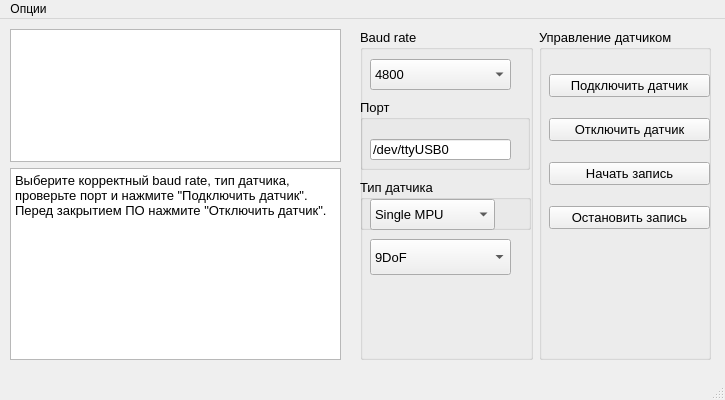
First picture: the form in utils/GUI/app.ui, repository kirilltarasov99/witmotionconnect, before the edit.
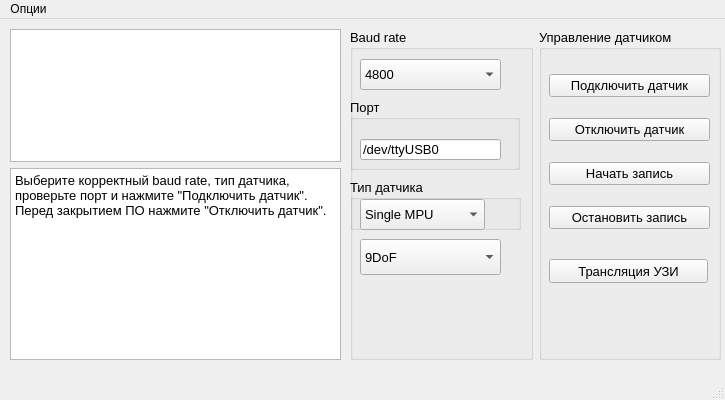
Second picture: the form after the edit.

Commit message: added videocap livestream viewing feature

The edit to the form file:
```diff
--- a/utils/GUI/app.ui
+++ b/utils/GUI/app.ui
@@ -29,9 +29,9 @@
    <widget class="QWidget" name="layoutWidget">
     <property name="geometry">
      <rect>
-      <x>360</x>
+      <x>350</x>
       <y>10</y>
-      <width>351</width>
+      <width>371</width>
       <height>331</height>
      </rect>
     </property>
@@ -215,6 +215,8 @@
       </layout>
      </item>
      <item>
+      <layout class="QVBoxLayout" name="verticalLayout_4">
+       <item>
       <widget class="QGroupBox" name="IMU_control_buttons_groupBox">
        <property name="font">
         <font>
@@ -284,7 +286,22 @@
          </item>
         </layout>
        </widget>
-      </widget>
+         <widget class="QPushButton" name="VideoFeed_pushButton">
+          <property name="geometry">
+           <rect>
+            <x>10</x>
+            <y>230</y>
+            <width>159</width>
+            <height>24</height>
+           </rect>
+          </property>
+          <property name="text">
+           <string>Трансляция УЗИ</string>
+          </property>
+         </widget>
+        </widget>
+       </item>
+      </layout>
      </item>
     </layout>
    </widget>
```
Lines whose indentation alone changed are shown as unchanged. The commit also changes 1 other file.
